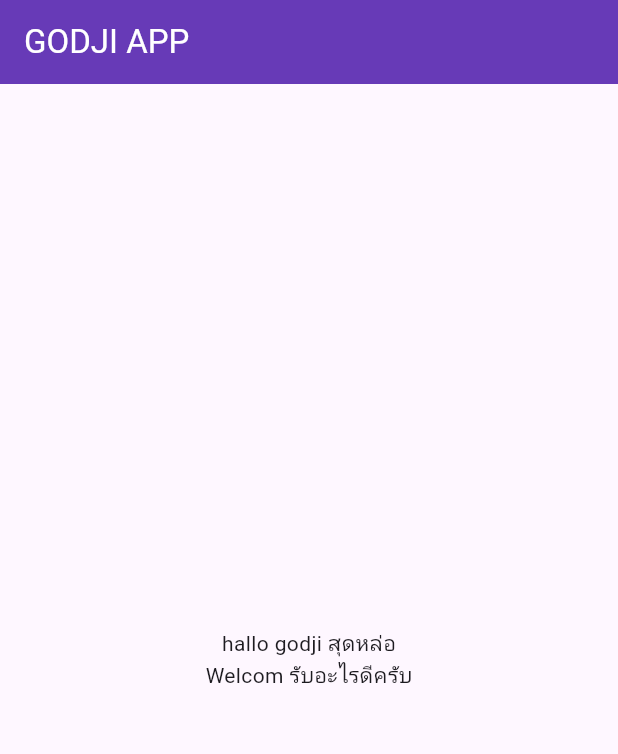
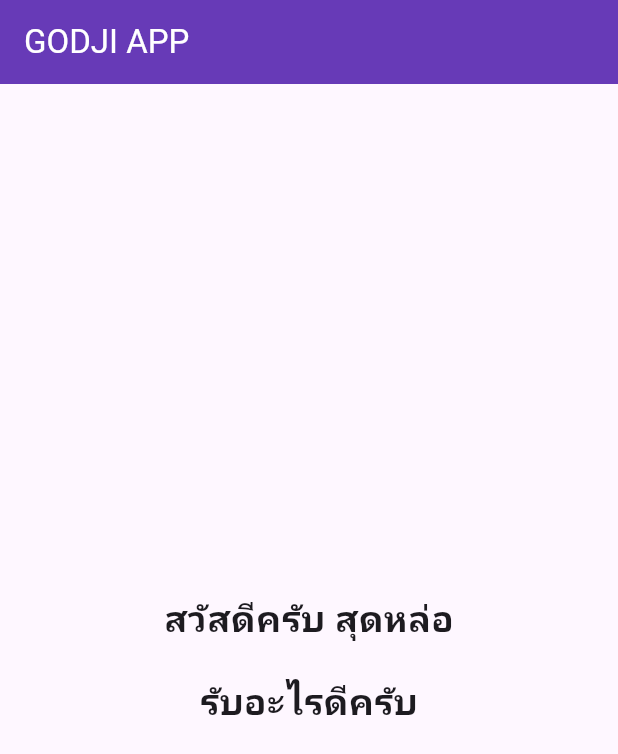
Before and after one commit to sompong47/flutter_empyt_app, a Flutter app: the screen it shows after launch, on a phone screen of 412 x 824 dp. Shown: the top 754 px of the screen. Run offline on Flutter 3.47's test engine with Material 3 defaults, Android fonts, the phone set to English and light mode, and no system bars.

Commit message:
set Text

```diff
--- a/lib/new_page.dart
+++ b/lib/new_page.dart
@@ -16,8 +16,9 @@ class _MyNewPageState extends State<MyNewPage> {
         child: Column(
           mainAxisAlignment: MainAxisAlignment.center,
           children: [
-            Text("hallo godji สุดหล่อ"),
-            Text("Welcom รับอะไรดีครับ"),
+            Text("สวัสดีครับ สุดหล่อ", style: TextStyle(fontSize: 24,fontWeight: FontWeight.bold),),
+            SizedBox(height: 20,),
+            Text("รับอะไรดีครับ", style: TextStyle(fontSize: 24,fontWeight: FontWeight.bold),),
           ],
         ),
       ),
```
